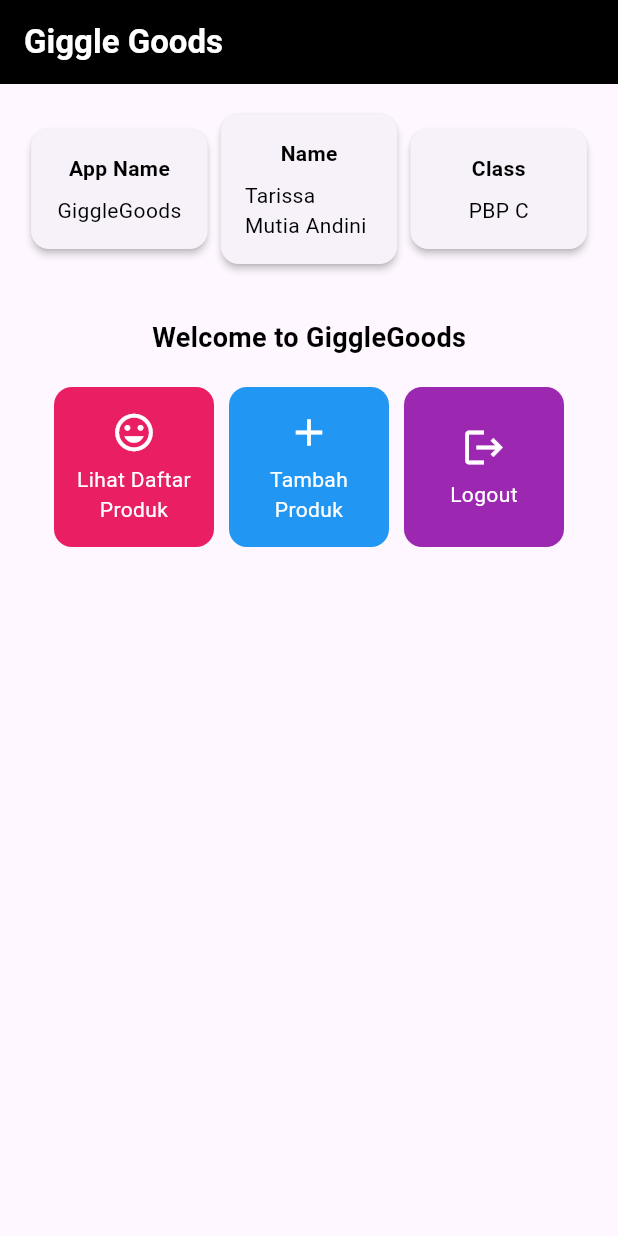
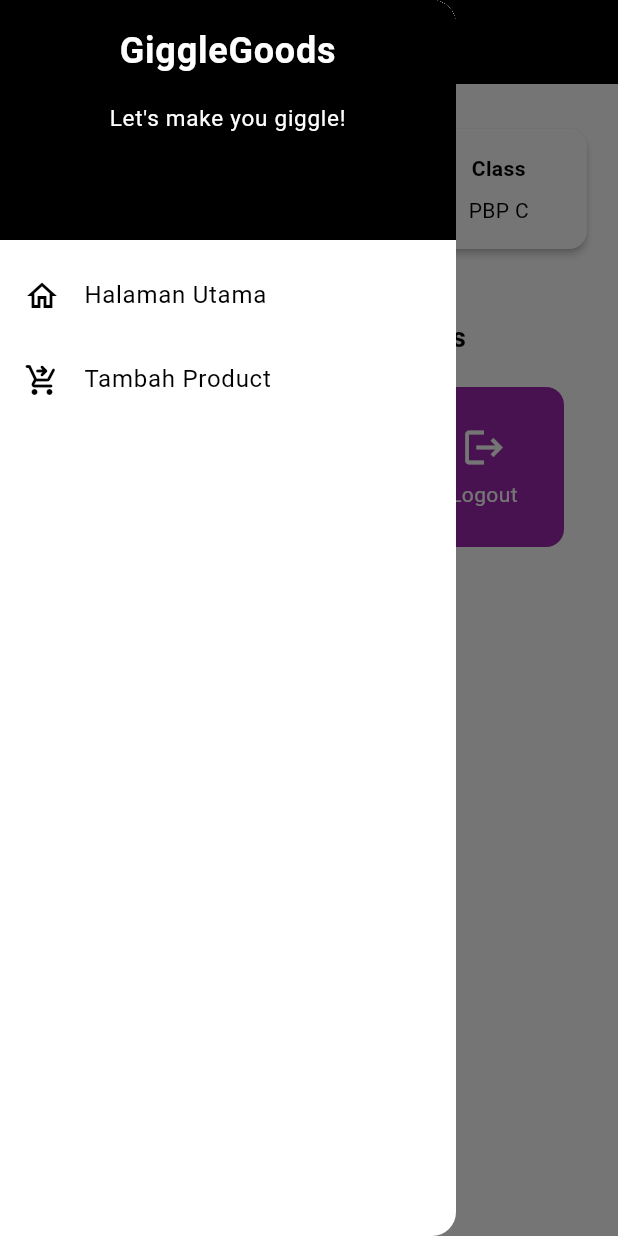
Before and after one commit to cacaciw/gigglegoodsmobile, a Flutter app: the screen it shows after launch, with the side drawer open (before the commit the screen has no drawer), on a phone screen of 412 x 824 dp. Run offline on Flutter 3.47's test engine with Material 3 defaults, Android fonts, the phone set to English and light mode, and no system bars.

Commit message:
Finished most of the checklist for tugas 8

```diff
--- a/lib/main.dart
+++ b/lib/main.dart
@@ -1,5 +1,5 @@
 import 'package:flutter/material.dart';
-import 'package:gigglegoods/menu.dart';
+import 'package:gigglegoods/screens/menu.dart';
 
 void main() {
   runApp(const MyApp());
@@ -8,13 +8,33 @@
 class MyApp extends StatelessWidget {
   const MyApp({super.key});
 
+  // This widget is the root of your application.
   @override
   Widget build(BuildContext context) {
     return MaterialApp(
-      title: 'GiggleGoods',
+      title: 'Flutter Demo',
       theme: ThemeData(
-        primarySwatch: Colors.grey, // Closest MaterialColor to black
-        primaryColor: Colors.black, // Sets the primary color to black
+        // This is the theme of your application.
+        //
+        // TRY THIS: Try running your application with "flutter run". You'll see
+        // the application has a purple toolbar. Then, without quitting the app,
+        // try changing the seedColor in the colorScheme below to Colors.green
+        // and then invoke "hot reload" (save your changes or press the "hot
+        // reload" button in a Flutter-supported IDE, or press "r" if you used
+        // the command line to start the app).
+        //
+        // Notice that the counter didn't reset back to zero; the application
+        // state is not lost during the reload. To reset the state, use hot
+        // restart instead.
+        //
+        // This works for code too, not just values: Most code changes can be
+        // tested with just a hot reload.
+        primarySwatch: Colors.grey,
+        primaryColor: Colors.black,
+        colorScheme: ColorScheme.fromSwatch().copyWith(
+          primary: Colors.black, // Set default button color
+          secondary: Colors.pink, // Secondary color for FABs, etc.
+        ),
         useMaterial3: true,
       ),
       home: MyHomePage(),
--- a/lib/menu.dart
+++ b/lib/screens/menu.dart
@@ -1,47 +1,65 @@
 import 'package:flutter/material.dart';
+import 'package:gigglegoods/widgets/left_drawer.dart';
+import 'package:gigglegoods/widgets/product_card.dart';
 
 class MyHomePage extends StatelessWidget {
   MyHomePage({super.key});
-  final String appName = 'GiggleGoods';
-  final String name = 'Tarissa Mutia Andini';
-  final String className = 'PBP C';
+  final String app = 'GiggleGoods'; // App Name
+  final String name = 'Tarissa Mutia Andini'; // Nama
+  final String className = 'PBP C'; // Kelas
 
   final List<ItemHomepage> items = [
-    ItemHomepage("Lihat Daftar Produk", Icons.mood, Colors.pink),
+    ItemHomepage(
+        "Lihat Daftar Produk", Icons.shopping_bag_rounded, Colors.pink),
     ItemHomepage("Tambah Produk", Icons.add, Colors.blue),
     ItemHomepage("Logout", Icons.logout, Colors.purple),
   ];
 
   @override
   Widget build(BuildContext context) {
+    // Scaffold menyediakan struktur dasar halaman dengan AppBar dan body.
     return Scaffold(
+      // AppBar adalah bagian atas halaman yang menampilkan judul.
       appBar: AppBar(
         title: const Text(
-          'Giggle Goods',
+          'GiggleGoods',
           style: TextStyle(
             color: Colors.white,
             fontWeight: FontWeight.bold,
           ),
         ),
-        backgroundColor: Colors.black,
+        // Warna latar belakang AppBar diambil dari skema warna tema aplikasi.
+        backgroundColor: Theme.of(context).colorScheme.primary,
+        iconTheme: const IconThemeData(color: Colors.white),
       ),
+      drawer: const LeftDrawer(),
+      // Body halaman dengan padding di sekelilingnya.
       body: Padding(
         padding: const EdgeInsets.all(16.0),
+        // Menyusun widget secara vertikal dalam sebuah kolom.
         child: Column(
           crossAxisAlignment: CrossAxisAlignment.center,
           children: [
+            // Row untuk menampilkan 3 InfoCard secara horizontal.
             Row(
               mainAxisAlignment: MainAxisAlignment.spaceEvenly,
               children: [
-                InfoCard(title: 'App Name', content: appName),
+                InfoCard(title: 'App Name', content: app),
                 InfoCard(title: 'Name', content: name),
                 InfoCard(title: 'Class', content: className),
               ],
             ),
+
+            // Memberikan jarak vertikal 16 unit.
             const SizedBox(height: 16.0),
+
+            // Menempatkan widget berikutnya di tengah halaman.
             Center(
               child: Column(
+                // Menyusun teks dan grid item secara vertikal.
+
                 children: [
+                  // Menampilkan teks sambutan dengan gaya tebal dan ukuran 18.
                   const Padding(
                     padding: EdgeInsets.only(top: 16.0),
                     child: Text(
@@ -49,17 +67,21 @@
                       style: TextStyle(
                         fontWeight: FontWeight.bold,
                         fontSize: 18.0,
-                        color: Colors.black,
                       ),
                     ),
                   ),
+
+                  // Grid untuk menampilkan ItemCard dalam bentuk grid 3 kolom.
                   GridView.count(
                     primary: true,
                     padding: const EdgeInsets.all(20),
                     crossAxisSpacing: 10,
                     mainAxisSpacing: 10,
                     crossAxisCount: 3,
+                    // Agar grid menyesuaikan tinggi kontennya.
                     shrinkWrap: true,
+
+                    // Menampilkan ItemCard untuk setiap item dalam list items.
                     children: items.map((ItemHomepage item) {
                       return ItemCard(item);
                     }).toList(),
@@ -75,86 +97,35 @@
 }
 
 class InfoCard extends StatelessWidget {
-  final String title;
-  final String content;
+  // Kartu informasi yang menampilkan title dan content.
+
+  final String title; // Judul kartu.
+  final String content; // Isi kartu.
 
   const InfoCard({super.key, required this.title, required this.content});
 
   @override
   Widget build(BuildContext context) {
     return Card(
+      // Membuat kotak kartu dengan bayangan dibawahnya.
       elevation: 2.0,
       child: Container(
-        width: MediaQuery.of(context).size.width / 3.5,
+        // Mengatur ukuran dan jarak di dalam kartu.
+        width: MediaQuery.of(context).size.width /
+            3.5, // menyesuaikan dengan lebar device yang digunakan.
         padding: const EdgeInsets.all(16.0),
+        // Menyusun title dan content secara vertikal.
         child: Column(
           children: [
             Text(
               title,
-              style: const TextStyle(
-                fontWeight: FontWeight.bold,
-                color: Colors.black,
-              ),
+              style: const TextStyle(fontWeight: FontWeight.bold),
             ),
             const SizedBox(height: 8.0),
-            Text(
-              content,
-              style: const TextStyle(color: Colors.black),
-            ),
+            Text(content),
           ],
         ),
       ),
     );
   }
 }
-
-class ItemHomepage {
-  final String name;
-  final IconData icon;
-  final Color color;
-
-  ItemHomepage(this.name, this.icon, this.color);
-}
-
-class ItemCard extends StatelessWidget {
-  final ItemHomepage item;
-
-  const ItemCard(this.item, {super.key});
-
-  @override
-  Widget build(BuildContext context) {
-    return Material(
-      color: item.color,
-      borderRadius: BorderRadius.circular(12),
-      child: InkWell(
-        onTap: () {
-          ScaffoldMessenger.of(context)
-            ..hideCurrentSnackBar()
-            ..showSnackBar(SnackBar(
-                content: Text("Kamu telah menekan tombol ${item.name}!")));
-        },
-        child: Container(
-          padding: const EdgeInsets.all(8),
-          child: Center(
-            child: Column(
-              mainAxisAlignment: MainAxisAlignment.center,
-              children: [
-                Icon(
-                  item.icon,
-                  color: Colors.white,
-                  size: 30.0,
-                ),
-                const Padding(padding: EdgeInsets.all(3)),
-                Text(
-                  item.name,
-                  textAlign: TextAlign.center,
-                  style: const TextStyle(color: Colors.white),
-                ),
-              ],
-            ),
-          ),
-        ),
-      ),
-    );
-  }
-}
--- /dev/null
+++ b/lib/widgets/left_drawer.dart
@@ -0,0 +1,69 @@
+import 'package:flutter/material.dart';
+import 'package:gigglegoods/screens/menu.dart';
+import 'package:gigglegoods/screens/giggleentry_form.dart';
+
+class LeftDrawer extends StatelessWidget {
+  const LeftDrawer({super.key});
+
+  @override
+  Widget build(BuildContext context) {
+    return Drawer(
+      child: ListView(
+        children: [
+          DrawerHeader(
+            decoration: BoxDecoration(
+              color: Theme.of(context).colorScheme.primary,
+            ),
+            child: const Column(
+              children: [
+                Text(
+                  'GiggleGoods',
+                  textAlign: TextAlign.center,
+                  style: TextStyle(
+                    fontSize: 24,
+                    fontWeight: FontWeight.bold,
+                    color: Colors.white,
+                  ),
+                ),
+                Padding(padding: EdgeInsets.all(8)),
+                Text(
+                  "Let's make you giggle!",
+                  textAlign: TextAlign.center, // Menambahkan center alignment
+                  style: TextStyle(
+                    fontSize: 15, // Ukuran font 15
+                    color: Colors.white, // Warna teks putih
+                    fontWeight: FontWeight.normal, // Berat font biasa
+                  ),
+                ),
+              ],
+            ),
+          ),
+          ListTile(
+            leading: const Icon(Icons.home_outlined),
+            title: const Text('Halaman Utama'),
+            // Bagian redirection ke MyHomePage
+            onTap: () {
+              Navigator.pushReplacement(
+                  context,
+                  MaterialPageRoute(
+                    builder: (context) => MyHomePage(),
+                  ));
+            },
+          ),
+          ListTile(
+            leading: const Icon(Icons.shopping_cart_checkout_rounded),
+            title: const Text('Tambah Product'),
+            // Bagian redirection ke MoodEntryFormPage
+            onTap: () {
+              Navigator.push(
+                  context,
+                  MaterialPageRoute(
+                    builder: (context) => const GiggleEntryFormPage(),
+                  ));
+            },
+          ),
+        ],
+      ),
+    );
+  }
+}
--- /dev/null
+++ b/lib/widgets/product_card.dart
@@ -0,0 +1,69 @@
+import 'package:flutter/material.dart';
+import 'package:gigglegoods/screens/giggleentry_form.dart';
+
+class ItemHomepage {
+  final String name;
+  final IconData icon;
+  final Color color;
+
+  ItemHomepage(this.name, this.icon, this.color);
+}
+
+class ItemCard extends StatelessWidget {
+  // Menampilkan kartu dengan ikon dan nama.
+
+  final ItemHomepage item;
+
+  const ItemCard(this.item, {super.key});
+
+  @override
+  Widget build(BuildContext context) {
+    return Material(
+      // Menentukan warna latar belakang dari tema aplikasi.
+      color: item.color,
+      // Membuat sudut kartu melengkung.
+      borderRadius: BorderRadius.circular(12),
+
+      child: InkWell(
+        // Aksi ketika kartu ditekan.
+        onTap: () {
+          // Menampilkan pesan SnackBar saat kartu ditekan.
+          ScaffoldMessenger.of(context)
+            ..hideCurrentSnackBar()
+            ..showSnackBar(SnackBar(
+                content: Text("Kamu telah menekan tombol ${item.name}!")));
+
+          if (item.name == "Tambah Produk") {
+            Navigator.push(
+                context,
+                MaterialPageRoute(
+                    builder: (context) => const GiggleEntryFormPage()));
+          }
+        },
+        // Container untuk menyimpan Icon dan Text
+        child: Container(
+          padding: const EdgeInsets.all(8),
+          child: Center(
+            child: Column(
+              // Menyusun ikon dan teks di tengah kartu.
+              mainAxisAlignment: MainAxisAlignment.center,
+              children: [
+                Icon(
+                  item.icon,
+                  color: Colors.white,
+                  size: 30.0,
+                ),
+                const Padding(padding: EdgeInsets.all(3)),
+                Text(
+                  item.name,
+                  textAlign: TextAlign.center,
+                  style: const TextStyle(color: Colors.white),
+                ),
+              ],
+            ),
+          ),
+        ),
+      ),
+    );
+  }
+}
```
Also changed, not shown: lib/screens/giggleentry_form.dart (added, +163 -0 lines).
